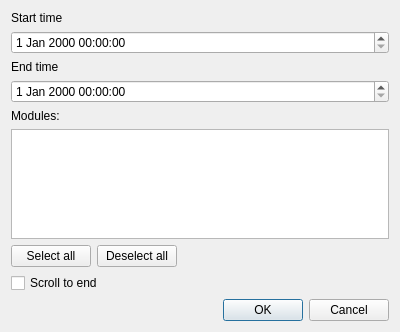
First picture: the form in src/InitialDataDialog.ui, repository DonRumata710/LogManager, before the edit.
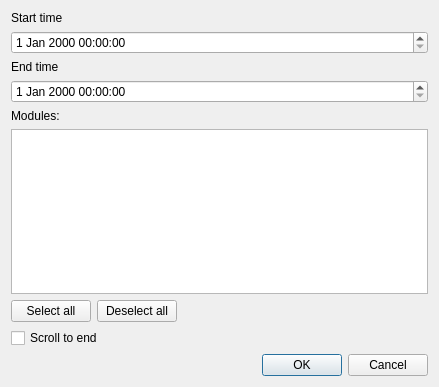
Second picture: the form after the edit.

```diff
--- a/src/InitialDataDialog.ui
+++ b/src/InitialDataDialog.ui
@@ -6,8 +6,8 @@
    <rect>
     <x>0</x>
     <y>0</y>
-    <width>400</width>
-    <height>332</height>
+    <width>439</width>
+    <height>387</height>
    </rect>
   </property>
   <property name="windowTitle">
@@ -44,19 +44,6 @@
    <item>
     <widget class="QListWidget" name="modulesListWidget"/>
    </item>
-   <item>
-    <spacer name="verticalSpacer">
-     <property name="orientation">
-      <enum>Qt::Orientation::Vertical</enum>
-     </property>
-     <property name="sizeHint" stdset="0">
-      <size>
-       <width>20</width>
-       <height>40</height>
-      </size>
-     </property>
-    </spacer>
-   </item>
    <item>
     <layout class="QHBoxLayout" name="horizontalLayout">
      <item>
```
